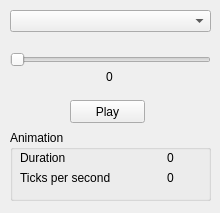
This is DUMPViewer/GUI/widgets/animationwidget.ui in IgorPetrov0/DUMPViewer as Qt 5 draws it before an edit. The edited form follows.
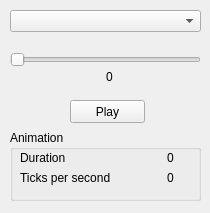
This is the edited form.

Patch:
```diff
--- a/DUMPViewer/GUI/widgets/animationwidget.ui
+++ b/DUMPViewer/GUI/widgets/animationwidget.ui
@@ -6,7 +6,7 @@
    <rect>
     <x>0</x>
     <y>0</y>
-    <width>220</width>
+    <width>210</width>
     <height>213</height>
    </rect>
   </property>
@@ -18,7 +18,7 @@
     <rect>
      <x>10</x>
      <y>10</y>
-     <width>201</width>
+     <width>191</width>
      <height>22</height>
     </rect>
    </property>
@@ -28,7 +28,7 @@
     <rect>
      <x>10</x>
      <y>50</y>
-     <width>201</width>
+     <width>191</width>
      <height>19</height>
     </rect>
    </property>
@@ -54,7 +54,7 @@
     <rect>
      <x>10</x>
      <y>130</y>
-     <width>201</width>
+     <width>191</width>
      <height>71</height>
     </rect>
    </property>
```
Left out of the diff: 9 changed lines with no effect on the pictures.
